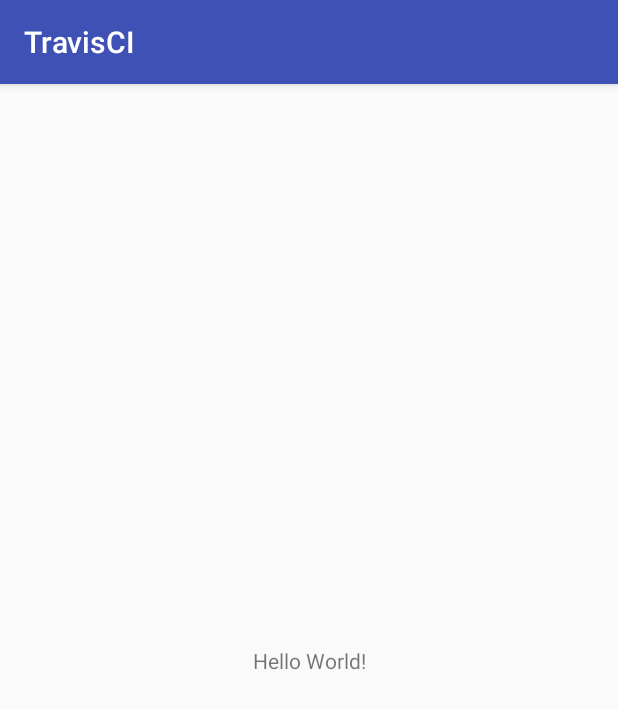
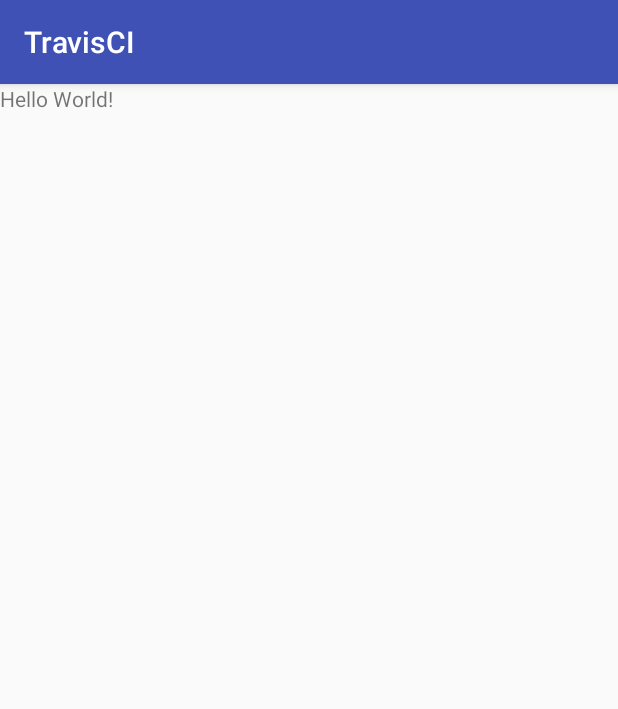
Before and after one commit to igor-brishkoski/TravisCI, an Android app: the screen it shows after launch (MainActivity), on a phone screen of 412 x 824 dp. Shown: the top 709 px of the screen. Run offline under Robolectric (Android 15) with nearby library versions, the phone set to English and light mode, and no system bars.

Commit message:
Add remove

```diff
--- a/app/build.gradle
+++ b/app/build.gradle
@@ -26,5 +26,4 @@ dependencies {
     })
     compile 'com.android.support:appcompat-v7:25.3.1'
     testCompile 'junit:junit:4.12'
-    compile 'com.android.support.constraint:constraint-layout:1.0.2'
 }
--- a/app/src/main/res/layout/activity_main.xml
+++ b/app/src/main/res/layout/activity_main.xml
@@ -1,19 +1,17 @@
 <?xml version="1.0" encoding="utf-8"?>
-<android.support.constraint.ConstraintLayout
+<LinearLayout
         xmlns:android="http://schemas.android.com/apk/res/android"
         xmlns:tools="http://schemas.android.com/tools"
         xmlns:app="http://schemas.android.com/apk/res-auto"
         android:layout_width="match_parent"
         android:layout_height="match_parent"
+        android:orientation="horizontal"
         tools:context="dragon.com.travisci.MainActivity">
 
     <TextView
             android:layout_width="wrap_content"
             android:layout_height="wrap_content"
             android:text="Hello World!"
-            app:layout_constraintBottom_toBottomOf="parent"
-            app:layout_constraintLeft_toLeftOf="parent"
-            app:layout_constraintRight_toRightOf="parent"
-            app:layout_constraintTop_toTopOf="parent"/>
+/>
 
-</android.support.constraint.ConstraintLayout>
+</LinearLayout>
```
